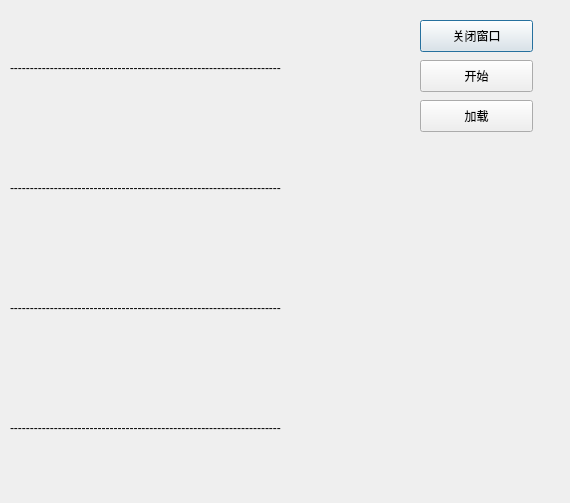
This is E_homework/enumber.ui in wardenjohn/E_number_homework as Qt 5 draws it before an edit. The edited form follows.
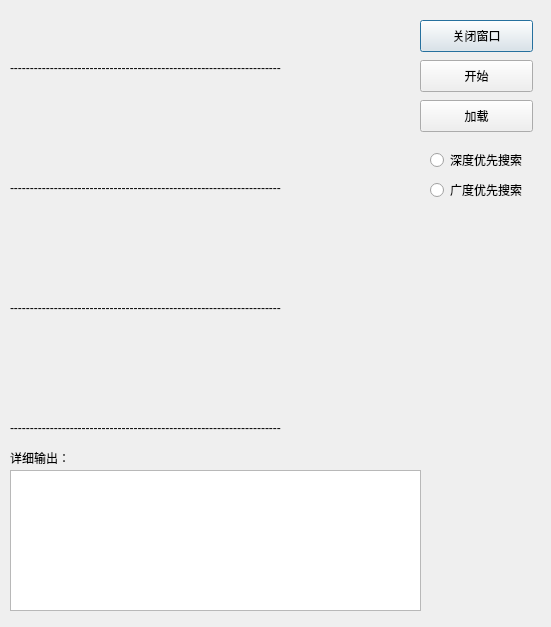
This is the edited form. Icons and pictures are not drawn.

```diff
--- a/E_homework/enumber.ui
+++ b/E_homework/enumber.ui
@@ -6,8 +6,8 @@
    <rect>
     <x>0</x>
     <y>0</y>
-    <width>570</width>
-    <height>503</height>
+    <width>551</width>
+    <height>627</height>
    </rect>
   </property>
   <property name="windowTitle">
@@ -42,7 +42,7 @@
   <widget class="QLabel" name="num00">
    <property name="geometry">
     <rect>
-     <x>40</x>
+     <x>80</x>
      <y>90</y>
      <width>71</width>
      <height>81</height>
@@ -87,7 +87,7 @@
   <widget class="QLabel" name="num02">
    <property name="geometry">
     <rect>
-     <x>280</x>
+     <x>240</x>
      <y>90</y>
      <width>71</width>
      <height>81</height>
@@ -155,7 +155,7 @@
   <widget class="QLabel" name="num10">
    <property name="geometry">
     <rect>
-     <x>40</x>
+     <x>80</x>
      <y>210</y>
      <width>71</width>
      <height>81</height>
@@ -171,7 +171,7 @@
   <widget class="QLabel" name="num20">
    <property name="geometry">
     <rect>
-     <x>40</x>
+     <x>80</x>
      <y>330</y>
      <width>71</width>
      <height>81</height>
@@ -219,7 +219,7 @@
   <widget class="QLabel" name="num12">
    <property name="geometry">
     <rect>
-     <x>280</x>
+     <x>240</x>
      <y>210</y>
      <width>71</width>
      <height>81</height>
@@ -235,7 +235,7 @@
   <widget class="QLabel" name="num22">
    <property name="geometry">
     <rect>
-     <x>280</x>
+     <x>240</x>
      <y>330</y>
      <width>71</width>
      <height>81</height>
@@ -248,6 +248,55 @@
     <pixmap resource="qsrc.qrc">:/image/8</pixmap>
    </property>
   </widget>
+  <widget class="QRadioButton" name="deep_first">
+   <property name="geometry">
+    <rect>
+     <x>430</x>
+     <y>150</y>
+     <width>100</width>
+     <height>20</height>
+    </rect>
+   </property>
+   <property name="text">
+    <string>深度优先搜索</string>
+   </property>
+  </widget>
+  <widget class="QRadioButton" name="width_first">
+   <property name="geometry">
+    <rect>
+     <x>430</x>
+     <y>180</y>
+     <width>100</width>
+     <height>20</height>
+    </rect>
+   </property>
+   <property name="text">
+    <string>广度优先搜索</string>
+   </property>
+  </widget>
+  <widget class="QLabel" name="label">
+   <property name="geometry">
+    <rect>
+     <x>10</x>
+     <y>450</y>
+     <width>81</width>
+     <height>16</height>
+    </rect>
+   </property>
+   <property name="text">
+    <string>详细输出：</string>
+   </property>
+  </widget>
+  <widget class="QTextBrowser" name="textBrowser">
+   <property name="geometry">
+    <rect>
+     <x>10</x>
+     <y>470</y>
+     <width>411</width>
+     <height>141</height>
+    </rect>
+   </property>
+  </widget>
  </widget>
  <resources>
   <include location="qsrc.qrc"/>
```
